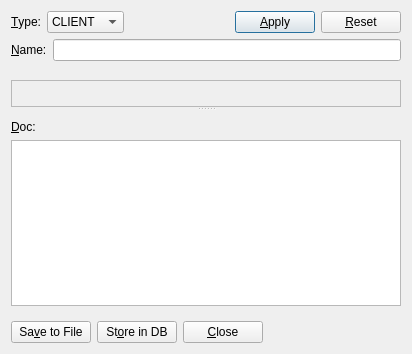
The window that nxsconfigtool/ui/datasourcedlg.ui (jkotan/nexdatas.configtool) describes before a commit, drawn with Qt 5.
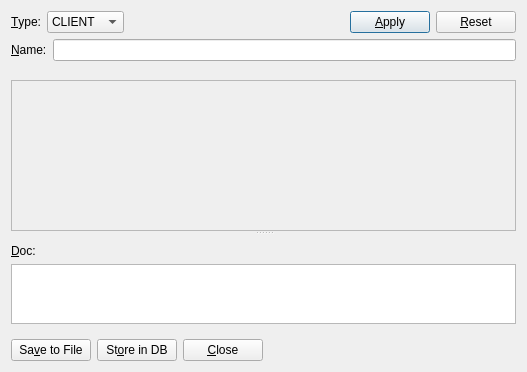
The same window after the commit.

Commit message:
Issue 29: add python syntax highlights for pyeval datasource (#30)
* add simple highlights for pyeval

* add section format rules for python syntax highligher

* update size of doc widget

The edit to the form file:
```diff
--- a/nxsconfigtool/ui/datasourcedlg.ui
+++ b/nxsconfigtool/ui/datasourcedlg.ui
@@ -6,8 +6,8 @@
    <rect>
     <x>0</x>
     <y>0</y>
-    <width>412</width>
-    <height>354</height>
+    <width>527</width>
+    <height>372</height>
    </rect>
   </property>
   <property name="windowTitle">
@@ -137,6 +137,12 @@
      </item>
      <item>
       <widget class="QSplitter" name="splitter">
+       <property name="sizePolicy">
+        <sizepolicy hsizetype="Preferred" vsizetype="Expanding">
+         <horstretch>0</horstretch>
+         <verstretch>0</verstretch>
+        </sizepolicy>
+       </property>
        <property name="orientation">
         <enum>Qt::Vertical</enum>
        </property>
@@ -144,6 +150,12 @@
         <property name="enabled">
          <bool>true</bool>
         </property>
+        <property name="sizePolicy">
+         <sizepolicy hsizetype="Preferred" vsizetype="Preferred">
+          <horstretch>0</horstretch>
+          <verstretch>10</verstretch>
+         </sizepolicy>
+        </property>
         <property name="frameShape">
          <enum>QFrame::StyledPanel</enum>
         </property>
@@ -152,6 +164,12 @@
         </property>
        </widget>
        <widget class="QFrame" name="docFrame">
+        <property name="maximumSize">
+         <size>
+          <width>16777215</width>
+          <height>100</height>
+         </size>
+        </property>
         <property name="frameShape">
          <enum>QFrame::NoFrame</enum>
         </property>
@@ -169,6 +187,18 @@
           <layout class="QVBoxLayout" name="verticalLayout_2">
            <item>
             <widget class="QLabel" name="docLabel">
+             <property name="sizePolicy">
+              <sizepolicy hsizetype="Preferred" vsizetype="Preferred">
+               <horstretch>0</horstretch>
+               <verstretch>0</verstretch>
+              </sizepolicy>
+             </property>
+             <property name="maximumSize">
+              <size>
+               <width>16777215</width>
+               <height>20</height>
+              </size>
+             </property>
              <property name="text">
               <string>&amp;Doc:</string>
              </property>
@@ -178,7 +208,20 @@
             </widget>
            </item>
            <item>
-            <widget class="QTextEdit" name="docTextEdit"/>
+            <widget class="QTextEdit" name="docTextEdit">
+             <property name="sizePolicy">
+              <sizepolicy hsizetype="Expanding" vsizetype="Preferred">
+               <horstretch>0</horstretch>
+               <verstretch>0</verstretch>
+              </sizepolicy>
+             </property>
+             <property name="maximumSize">
+              <size>
+               <width>16777215</width>
+               <height>60</height>
+              </size>
+             </property>
+            </widget>
            </item>
           </layout>
          </item>
```
Left out of the diff: 22 changed lines with no effect on the pictures. The commit also changes 2 other files.
